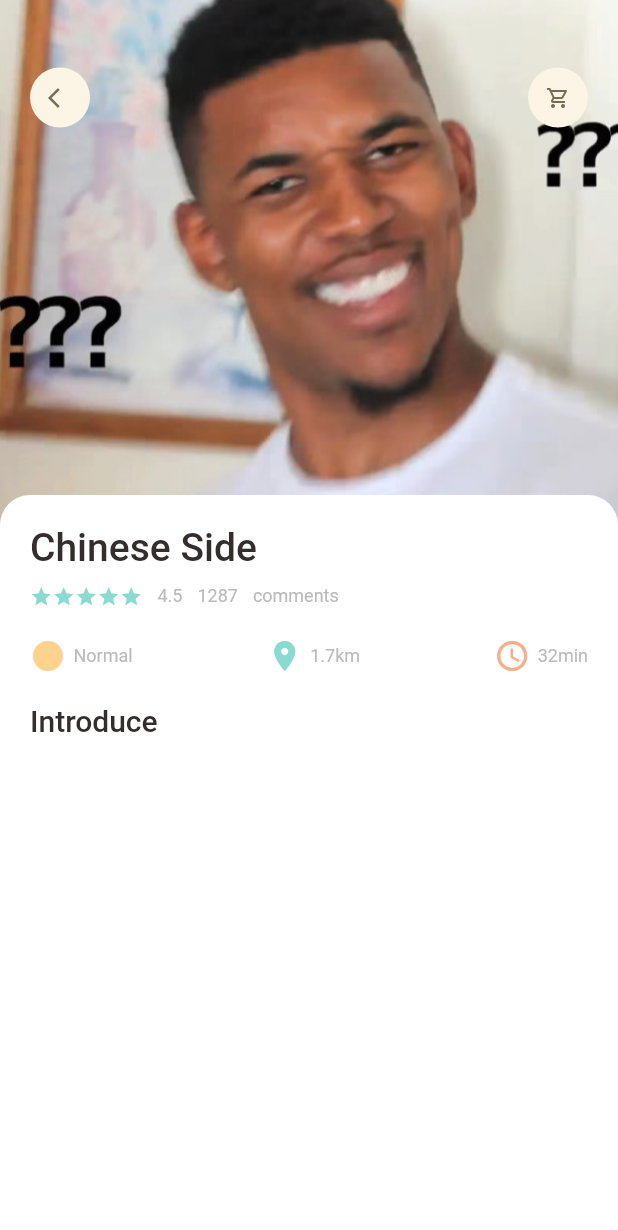
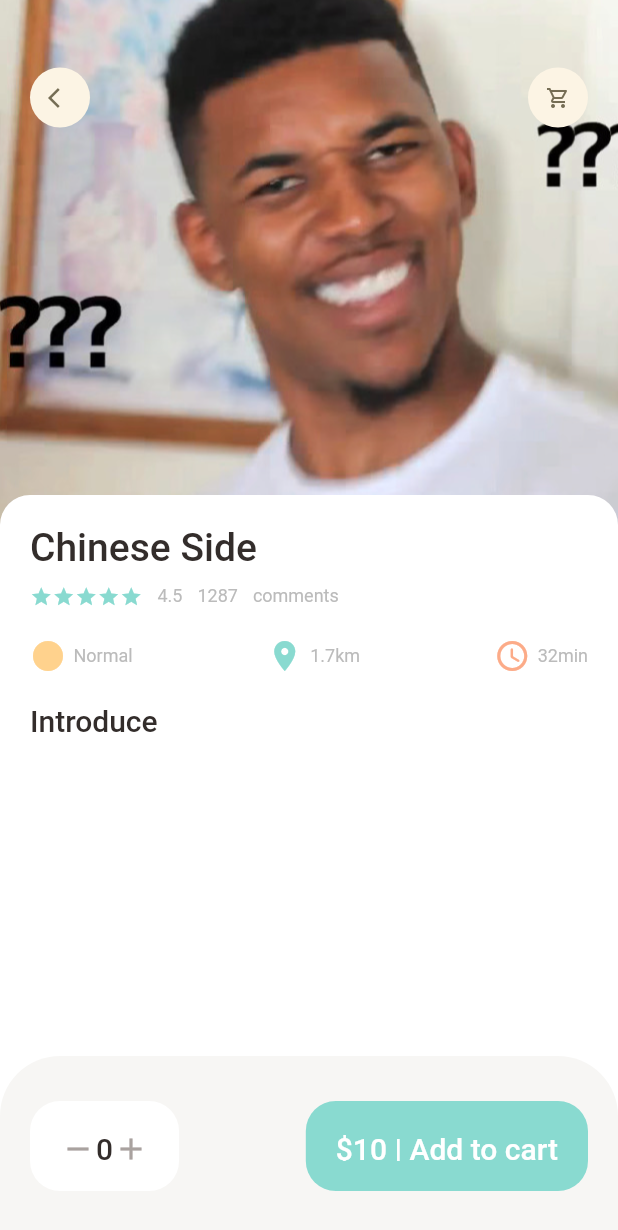
Before and after one commit to omitoful/food_delivery_demo, a Flutter app: the screen it shows after launch, on a phone screen of 412 x 824 dp. Shown: the top 1230 px of the screen. Run offline on Flutter 3.47's test engine with Material 2 defaults, Android fonts, the phone set to English and light mode, and no system bars; our stand-ins replace dots_indicator, get.

Commit message:
setup bottomNavigationBar

```diff
--- a/lib/pages/food/popular_food_detail.dart
+++ b/lib/pages/food/popular_food_detail.dart
@@ -13,6 +13,7 @@ class PopularFoodDetail extends StatelessWidget {
   @override
   Widget build(BuildContext context) {
     return Scaffold(
+      backgroundColor: Colors.white,
       body: Stack(
         children: [
           Positioned(
@@ -67,6 +68,43 @@ class PopularFoodDetail extends StatelessWidget {
           )
         ]
       ),
+      bottomNavigationBar: Container(
+        height: AppLayout.getHeight(120),
+        padding: EdgeInsets.symmetric(horizontal: AppLayout.getWidth(20), vertical: AppLayout.getHeight(30)),
+        decoration: BoxDecoration(
+          color: AppColors.btnBgColor,
+          borderRadius: BorderRadius.only(topLeft: Radius.circular(AppLayout.getHeight(40)), topRight: Radius.circular(AppLayout.getHeight(40))),
+        ),
+        child: Row(
+          mainAxisAlignment: MainAxisAlignment.spaceBetween,
+          children: [
+            Container(
+              padding: EdgeInsets.all(AppLayout.getHeight(20)),
+              decoration: BoxDecoration(
+                borderRadius: BorderRadius.circular(AppLayout.getHeight(20)),
+                color: Colors.white
+              ),
+              child: Row(
+                children: [
+                  const Icon(Icons.remove, color: AppColors.signColor),
+                  SizedBox(height: AppLayout.getWidth(10)),
+                  BigText(text: "0"),
+                  SizedBox(height: AppLayout.getWidth(10)),
+                  const Icon(Icons.add,  color: AppColors.signColor)
+                ],
+              ),
+            ),
+            Container(
+              padding: EdgeInsets.all(AppLayout.getHeight(20)),
+              decoration: BoxDecoration(
+                borderRadius: BorderRadius.circular(AppLayout.getHeight(20)),
+                color: AppColors.mainColor
+              ),
+              child: BigText(text: "\$10 | Add to cart", color: Colors.white),
+            )
+          ],
+        ),
+      ),
     );
   }
 }
```
